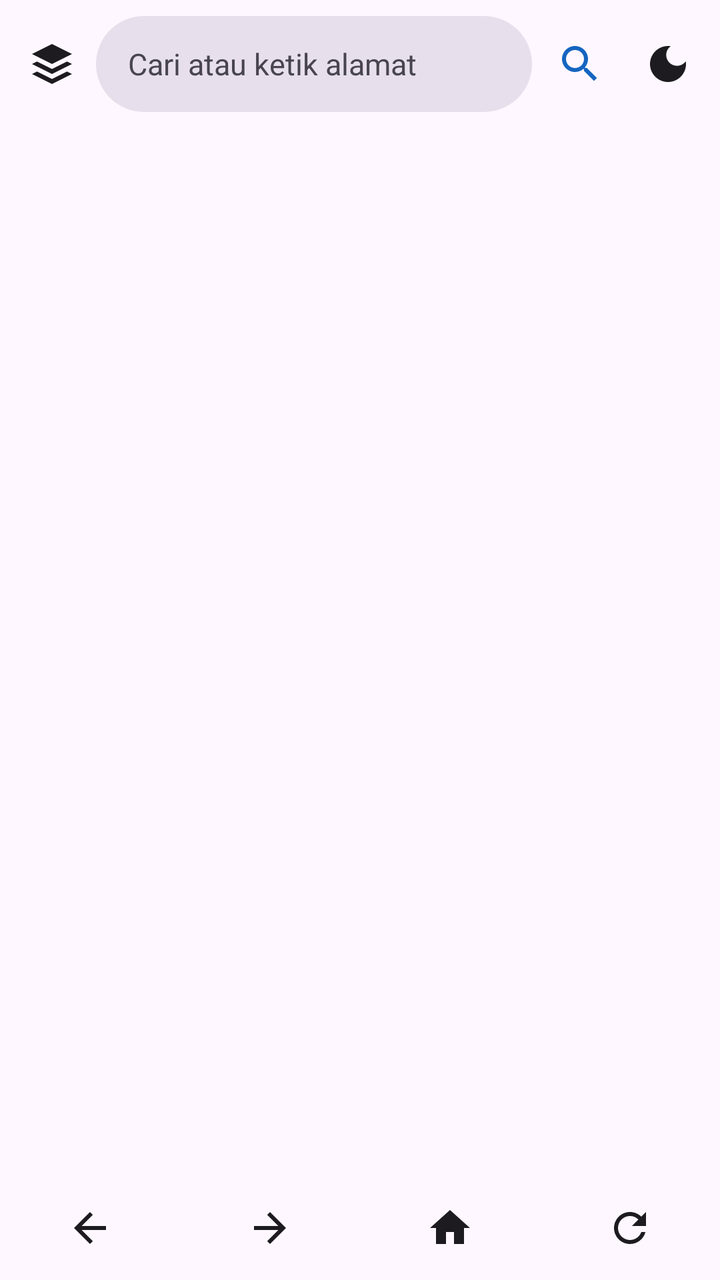
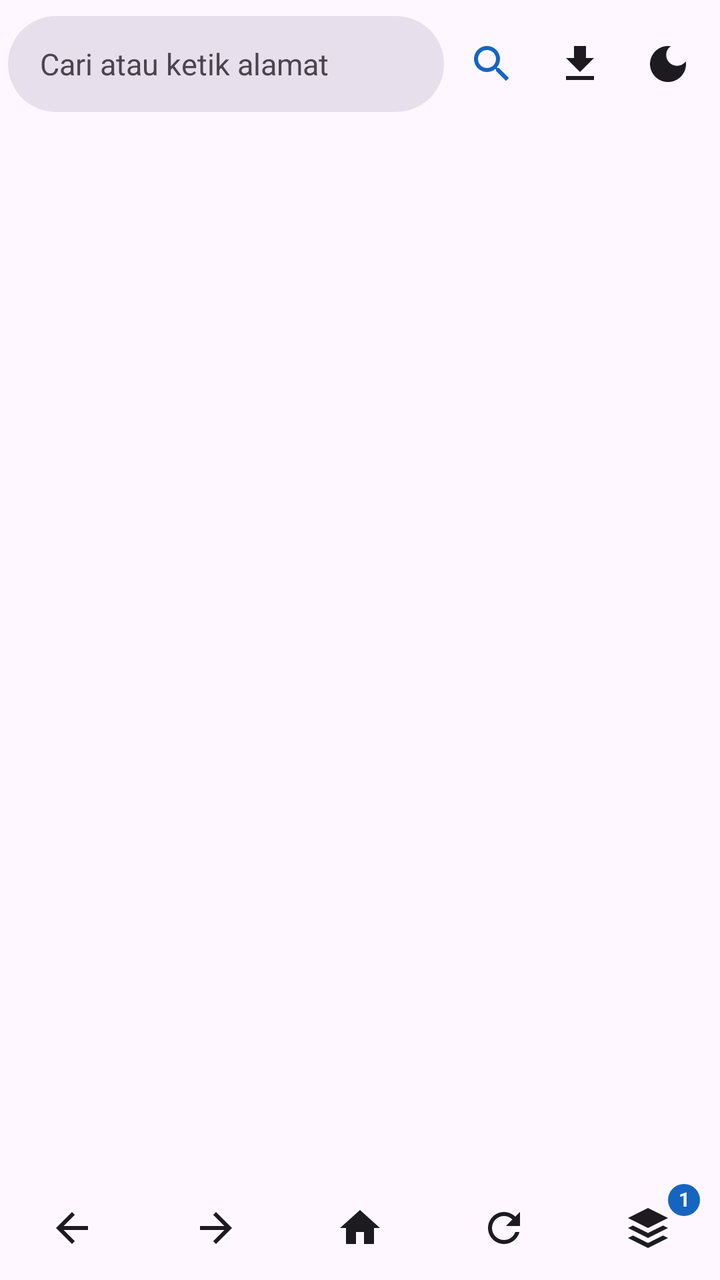

Two renders of the same Android screen: before a commit and after it. Below are the layout's source before the change and the commit's diff.
<!-- AndroidManifest.xml: activity theme Theme.Browdika -->
<!-- res/layout/activity_main.xml -->
<?xml version="1.0" encoding="utf-8"?>
<LinearLayout xmlns:android="http://schemas.android.com/apk/res/android"
    android:layout_width="match_parent"
    android:layout_height="match_parent"
    android:background="?attr/colorSurface"
    android:orientation="vertical">

    <LinearLayout
        android:layout_width="match_parent"
        android:layout_height="wrap_content"
        android:gravity="center_vertical"
        android:orientation="horizontal"
        android:paddingStart="4dp"
        android:paddingTop="8dp"
        android:paddingEnd="4dp"
        android:paddingBottom="4dp">

        <ImageButton
            android:id="@+id/btnTabs"
            android:layout_width="44dp"
            android:layout_height="48dp"
            android:background="?attr/selectableItemBackgroundBorderless"
            android:contentDescription="@string/tabs"
            android:src="@drawable/ic_tabs"
            android:tint="?attr/colorOnSurface" />

        <EditText
            android:id="@+id/addressBar"
            android:layout_width="0dp"
            android:layout_height="48dp"
            android:layout_weight="1"
            android:background="@drawable/bg_address"
            android:hint="@string/address_hint"
            android:imeOptions="actionGo"
            android:inputType="text"
            android:maxLines="1"
            android:paddingStart="16dp"
            android:paddingEnd="16dp"
            android:selectAllOnFocus="true"
            android:singleLine="true"
            android:textColor="?attr/colorOnSurface"
            android:textColorHint="?attr/colorOnSurfaceVariant"
            android:textSize="15sp" />

        <ImageButton
            android:id="@+id/btnGo"
            android:layout_width="44dp"
            android:layout_height="48dp"
            android:layout_marginStart="2dp"
            android:background="?attr/selectableItemBackgroundBorderless"
            android:contentDescription="@string/go"
            android:src="@drawable/ic_go"
            android:tint="?attr/colorPrimary" />

        <ImageButton
            android:id="@+id/btnTheme"
            android:layout_width="44dp"
            android:layout_height="48dp"
            android:background="?attr/selectableItemBackgroundBorderless"
            android:contentDescription="@string/switch_to_dark"
            android:src="@drawable/ic_dark_mode"
            android:tint="?attr/colorOnSurface" />
    </LinearLayout>

    <ProgressBar
        android:id="@+id/progressBar"
        style="?android:attr/progressBarStyleHorizontal"
        android:layout_width="match_parent"
        android:layout_height="3dp"
        android:max="100"
        android:progressTint="?attr/colorPrimary"
        android:visibility="gone" />

    <FrameLayout
        android:id="@+id/webContainer"
        android:layout_width="match_parent"
        android:layout_height="0dp"
        android:layout_weight="1" />

    <LinearLayout
        android:layout_width="match_parent"
        android:layout_height="wrap_content"
        android:gravity="center"
        android:orientation="horizontal"
        android:paddingTop="2dp"
        android:paddingBottom="2dp">

        <ImageButton
            android:id="@+id/btnBack"
            android:layout_width="0dp"
            android:layout_height="48dp"
            android:layout_weight="1"
            android:background="?attr/selectableItemBackgroundBorderless"
            android:contentDescription="@string/back"
            android:src="@drawable/ic_back"
            android:tint="?attr/colorOnSurface" />

        <ImageButton
            android:id="@+id/btnForward"
            android:layout_width="0dp"
            android:layout_height="48dp"
            android:layout_weight="1"
            android:background="?attr/selectableItemBackgroundBorderless"
            android:contentDescription="@string/forward"
            android:src="@drawable/ic_forward"
            android:tint="?attr/colorOnSurface" />

        <ImageButton
            android:id="@+id/btnHome"
            android:layout_width="0dp"
            android:layout_height="48dp"
            android:layout_weight="1"
            android:background="?attr/selectableItemBackgroundBorderless"
            android:contentDescription="@string/home"
            android:src="@drawable/ic_home"
            android:tint="?attr/colorOnSurface" />

        <ImageButton
            android:id="@+id/btnReload"
            android:layout_width="0dp"
            android:layout_height="48dp"
            android:layout_weight="1"
            android:background="?attr/selectableItemBackgroundBorderless"
            android:contentDescription="@string/reload"
            android:src="@drawable/ic_reload"
            android:tint="?attr/colorOnSurface" />
    </LinearLayout>

</LinearLayout>
<!-- resources referenced by this layout -->
<resources>
  <!-- drawable bg_address (drawable) -->
  <?xml version="1.0" encoding="utf-8"?>
  <shape xmlns:android="http://schemas.android.com/apk/res/android"
      android:shape="rectangle">
      <solid android:color="?attr/colorSurfaceVariant" />
      <corners android:radius="24dp" />
  </shape>
  <!-- drawable ic_back (drawable) -->
  <?xml version="1.0" encoding="utf-8"?>
  <vector xmlns:android="http://schemas.android.com/apk/res/android"
      android:width="24dp"
      android:height="24dp"
      android:viewportWidth="24"
      android:viewportHeight="24">
      <path
          android:fillColor="#FFFFFFFF"
          android:pathData="M20,11H7.83l5.59,-5.59L12,4l-8,8 8,8 1.41,-1.41L7.83,13H20v-2z" />
  </vector>
  <!-- drawable ic_dark_mode (drawable) -->
  <vector xmlns:android="http://schemas.android.com/apk/res/android"
      android:width="24dp"
      android:height="24dp"
      android:viewportWidth="24"
      android:viewportHeight="24">
      <path
          android:fillColor="#FF000000"
          android:pathData="M12,3c-4.97,0 -9,4.03 -9,9s4.03,9 9,9 9,-4.03 9,-9c0,-0.46 -0.04,-0.92 -0.1,-1.36 -0.98,1.37 -2.58,2.26 -4.4,2.26 -2.98,0 -5.4,-2.42 -5.4,-5.4 0,-1.81 0.89,-3.42 2.26,-4.4C12.92,3.04 12.46,3 12,3z" />
  </vector>
  <!-- drawable ic_forward (drawable) -->
  <?xml version="1.0" encoding="utf-8"?>
  <vector xmlns:android="http://schemas.android.com/apk/res/android"
      android:width="24dp"
      android:height="24dp"
      android:viewportWidth="24"
      android:viewportHeight="24">
      <path
          android:fillColor="#FFFFFFFF"
          android:pathData="M12,4l-1.41,1.41L16.17,11H4v2h12.17l-5.58,5.59L12,20l8,-8z" />
  </vector>
  <!-- drawable ic_home (drawable) -->
  <?xml version="1.0" encoding="utf-8"?>
  <vector xmlns:android="http://schemas.android.com/apk/res/android"
      android:width="24dp"
      android:height="24dp"
      android:viewportWidth="24"
      android:viewportHeight="24">
      <path
          android:fillColor="#FFFFFFFF"
          android:pathData="M10,20v-6h4v6h5v-8h3L12,3 2,12h3v8z" />
  </vector>
  <!-- drawable ic_tabs (drawable) -->
  <vector xmlns:android="http://schemas.android.com/apk/res/android"
      android:width="24dp"
      android:height="24dp"
      android:viewportWidth="24"
      android:viewportHeight="24">
      <path
          android:fillColor="#FF000000"
          android:pathData="M12,2L2,7l10,5 10,-5 -10,-5zM2,12l10,5 10,-5 -2.5,-1.25L12,14.5 4.5,10.75 2,12zM2,17l10,5 10,-5 -2.5,-1.25L12,19.5 4.5,15.75 2,17z" />
  </vector>
  <string name="address_hint">Cari atau ketik alamat</string>
  <string name="back">Kembali</string>
  <string name="forward">Maju</string>
  <string name="go">Buka</string>
  <string name="home">Beranda</string>
  <string name="reload">Muat ulang</string>
  <string name="switch_to_dark">Mode gelap</string>
  <string name="tabs">Tab</string>
  <style name="Theme.Browdika" parent="Theme.Material3.DayNight.NoActionBar">
          <item name="colorPrimary">@color/browdika_primary</item>
          <item name="android:statusBarColor">@android:color/transparent</item>
          <item name="android:navigationBarColor">@android:color/transparent</item>
      </style>
  <color name="browdika_primary">#1565C0</color>
  <!-- unchanged entries left out for length: 2 -->
</resources>

<!-- the commit's change to res/layout/activity_main.xml (unified diff, before → after) -->
@@ -14,15 +14,6 @@
         android:paddingTop="8dp"
         android:paddingEnd="4dp"
         android:paddingBottom="4dp">
-
-        <ImageButton
-            android:id="@+id/btnTabs"
-            android:layout_width="44dp"
-            android:layout_height="48dp"
-            android:background="?attr/selectableItemBackgroundBorderless"
-            android:contentDescription="@string/tabs"
-            android:src="@drawable/ic_tabs"
-            android:tint="?attr/colorOnSurface" />
 
         <EditText
             android:id="@+id/addressBar"
@@ -51,6 +42,15 @@
             android:contentDescription="@string/go"
             android:src="@drawable/ic_go"
             android:tint="?attr/colorPrimary" />
+
+        <ImageButton
+            android:id="@+id/btnDownloads"
+            android:layout_width="44dp"
+            android:layout_height="48dp"
+            android:background="?attr/selectableItemBackgroundBorderless"
+            android:contentDescription="@string/downloads"
+            android:src="@drawable/ic_download"
+            android:tint="?attr/colorOnSurface" />
 
         <ImageButton
             android:id="@+id/btnTheme"
@@ -124,6 +124,45 @@
             android:contentDescription="@string/reload"
             android:src="@drawable/ic_reload"
             android:tint="?attr/colorOnSurface" />
+
+        <FrameLayout
+            android:layout_width="0dp"
+            android:layout_height="48dp"
+            android:layout_weight="1">
+
+            <ImageButton
+                android:id="@+id/btnTabs"
+                android:layout_width="match_parent"
+                android:layout_height="match_parent"
+                android:background="?attr/selectableItemBackgroundBorderless"
+                android:contentDescription="@string/tabs"
+                android:src="@drawable/ic_tabs"
+                android:tint="?attr/colorOnSurface" />
+
+            <TextView
+                android:id="@+id/tvTabCount"
+                android:layout_width="wrap_content"
+                android:layout_height="wrap_content"
+                android:layout_gravity="top|end"
+                android:layout_marginTop="2dp"
+                android:layout_marginEnd="10dp"
+                android:background="@drawable/bg_tab_badge"
+                android:clickable="false"
+                android:focusable="false"
+                android:gravity="center"
+                android:importantForAccessibility="no"
+                android:includeFontPadding="false"
+                android:minWidth="16dp"
+                android:minHeight="16dp"
+                android:paddingStart="4dp"
+                android:paddingTop="1dp"
+                android:paddingEnd="4dp"
+                android:paddingBottom="1dp"
+                android:text="1"
+                android:textColor="?attr/colorOnPrimary"
+                android:textSize="10sp"
+                android:textStyle="bold" />
+        </FrameLayout>
     </LinearLayout>
 
 </LinearLayout>
<!-- resource entries referenced after the edit -->
@@ -6,6 +6,13 @@
       android:shape="rectangle">
       <solid android:color="?attr/colorSurfaceVariant" />
       <corners android:radius="24dp" />
+  </shape>
+  <!-- drawable bg_tab_badge (drawable) -->
+  <?xml version="1.0" encoding="utf-8"?>
+  <shape xmlns:android="http://schemas.android.com/apk/res/android"
+      android:shape="rectangle">
+      <solid android:color="?attr/colorPrimary" />
+      <corners android:radius="8dp" />
   </shape>
   <!-- drawable ic_back (drawable) -->
   <?xml version="1.0" encoding="utf-8"?>
@@ -27,6 +34,16 @@
       <path
           android:fillColor="#FF000000"
           android:pathData="M12,3c-4.97,0 -9,4.03 -9,9s4.03,9 9,9 9,-4.03 9,-9c0,-0.46 -0.04,-0.92 -0.1,-1.36 -0.98,1.37 -2.58,2.26 -4.4,2.26 -2.98,0 -5.4,-2.42 -5.4,-5.4 0,-1.81 0.89,-3.42 2.26,-4.4C12.92,3.04 12.46,3 12,3z" />
+  </vector>
+  <!-- drawable ic_download (drawable) -->
+  <vector xmlns:android="http://schemas.android.com/apk/res/android"
+      android:width="24dp"
+      android:height="24dp"
+      android:viewportWidth="24"
+      android:viewportHeight="24">
+      <path
+          android:fillColor="#FF000000"
+          android:pathData="M19,9h-4V3H9v6H5l7,7 7,-7zM5,18v2h14v-2H5z" />
   </vector>
   <!-- drawable ic_forward (drawable) -->
   <?xml version="1.0" encoding="utf-8"?>
@@ -62,6 +79,7 @@
   </vector>
   <string name="address_hint">Cari atau ketik alamat</string>
   <string name="back">Kembali</string>
+  <string name="downloads">Unduhan</string>
   <string name="forward">Maju</string>
   <string name="go">Buka</string>
   <string name="home">Beranda</string>
